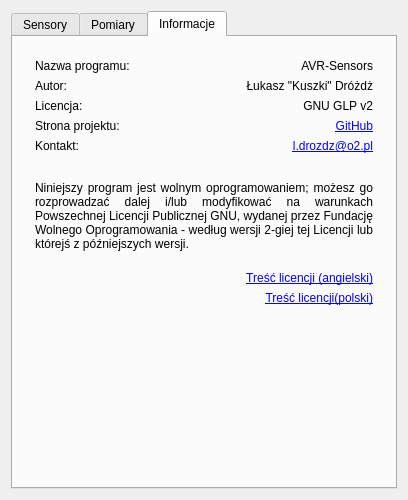
The window that interface/mainwindow.ui (Kuszki/AVR-Sensors) describes before a commit, drawn with Qt 5.
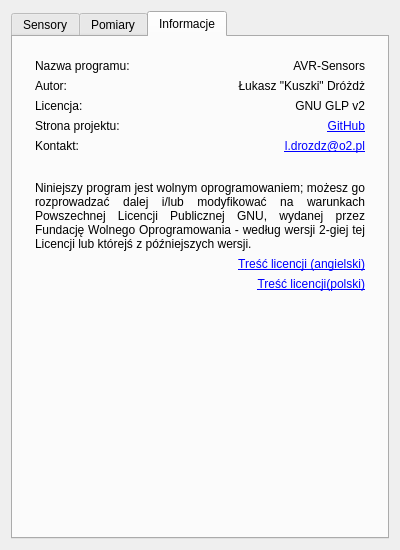
The same window after the commit. The open tabs and pages were chosen to show the change. Icons and pictures are not drawn.

The edit to the form file:
```diff
--- a/interface/mainwindow.ui
+++ b/interface/mainwindow.ui
@@ -6,20 +6,14 @@
    <rect>
     <x>0</x>
     <y>0</y>
-    <width>408</width>
-    <height>500</height>
+    <width>400</width>
+    <height>550</height>
    </rect>
   </property>
   <property name="minimumSize">
    <size>
     <width>400</width>
-    <height>500</height>
-   </size>
-  </property>
-  <property name="maximumSize">
-   <size>
-    <width>600</width>
-    <height>800</height>
+    <height>550</height>
    </size>
   </property>
   <property name="windowTitle">
@@ -382,12 +376,6 @@
           <layout class="QGridLayout" name="gridLayout_5">
            <item row="0" column="0">
             <widget class="QLabel" name="labelLicenseText">
-             <property name="sizePolicy">
-              <sizepolicy hsizetype="Preferred" vsizetype="Fixed">
-               <horstretch>0</horstretch>
-               <verstretch>0</verstretch>
-              </sizepolicy>
-             </property>
              <property name="text">
               <string>Niniejszy program jest wolnym oprogramowaniem; możesz go rozprowadzać dalej i/lub modyfikować na warunkach Powszechnej Licencji Publicznej GNU, wydanej przez Fundację Wolnego Oprogramowania - według wersji 2-giej tej Licencji lub którejś z późniejszych wersji.</string>
              </property>
@@ -403,6 +391,46 @@
             </widget>
            </item>
            <item row="1" column="0">
+            <layout class="QHBoxLayout" name="layoutFoot">
+             <item>
+              <layout class="QVBoxLayout" name="verticalLayout_2">
+               <item>
+                <widget class="QLabel" name="labelGNU">
+                 <property name="minimumSize">
+                  <size>
+                   <width>120</width>
+                   <height>120</height>
+                  </size>
+                 </property>
+                 <property name="maximumSize">
+                  <size>
+                   <width>120</width>
+                   <height>120</height>
+                  </size>
+                 </property>
+                 <property name="pixmap">
+                  <pixmap resource="../common.qrc">:/icons/logo-gnu</pixmap>
+                 </property>
+                 <property name="scaledContents">
+                  <bool>true</bool>
+                 </property>
+                </widget>
+               </item>
+               <item>
+                <widget class="QWidget" name="widget_2" native="true">
+                 <property name="sizePolicy">
+                  <sizepolicy hsizetype="Preferred" vsizetype="Expanding">
+                   <horstretch>0</horstretch>
+                   <verstretch>0</verstretch>
+                  </sizepolicy>
+                 </property>
+                </widget>
+               </item>
+              </layout>
+             </item>
+             <item>
+              <layout class="QVBoxLayout" name="layoutLinks">
+               <item>
             <widget class="QLabel" name="labelLicensePL">
              <property name="sizePolicy">
               <sizepolicy hsizetype="Preferred" vsizetype="Fixed">
@@ -421,7 +449,7 @@
              </property>
             </widget>
            </item>
-           <item row="2" column="0">
+               <item>
             <widget class="QLabel" name="labelLicenseEN">
              <property name="text">
               <string>&lt;a href=&quot;http://gnu.org.pl/text/licencja-gnu.html&quot;&gt;Treść licencji(polski)</string>
@@ -433,6 +461,10 @@
               <bool>true</bool>
              </property>
             </widget>
+               </item>
+              </layout>
+             </item>
+            </layout>
            </item>
           </layout>
          </widget>
```
Lines whose indentation alone changed are shown as unchanged.
